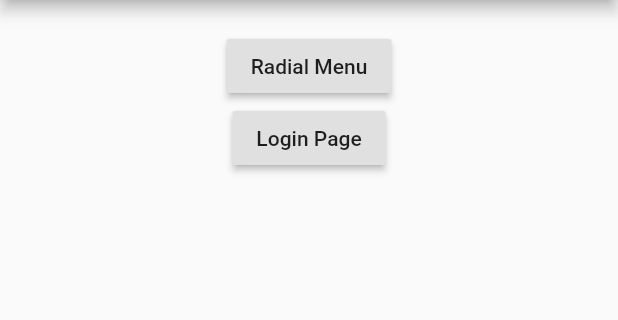
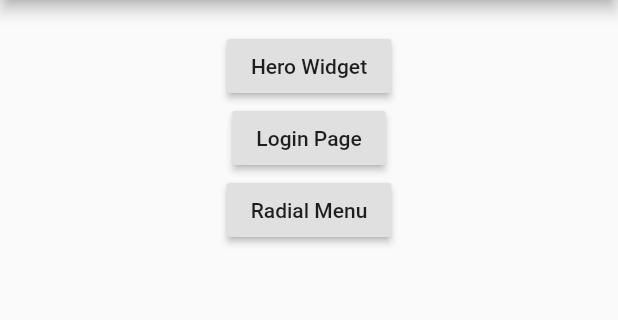
Before and after one commit to wagle04/flutter_animation_examples, a Flutter app: the screen it shows after launch, on a phone screen of 412 x 824 dp, the part 84-404 px from its top. Run offline on Flutter 3.47's test engine with Material 2 defaults, Android fonts, the phone set to English and light mode, and no system bars; our stand-ins replace font_awesome_flutter, google_fonts; Roboto replaces fonts that are missing (Cairo).

Commit message:
hero animation

```diff
--- a/lib/main.dart
+++ b/lib/main.dart
@@ -1,5 +1,6 @@
-import 'package:animationexample/loginpage.dart';
-import 'package:animationexample/radialmenu.dart';
+import 'package:animationexample/herowidget/herofirstpage.dart';
+import 'package:animationexample/loginpage/loginpage.dart';
+import 'package:animationexample/radialmenu/radialmenu.dart';
 import 'package:flutter/material.dart';
 import 'package:google_fonts/google_fonts.dart';
 
@@ -46,22 +47,11 @@ class MainPage extends StatelessWidget {
           padding: EdgeInsets.only(top: 20.0),
           child: Column(
             children: <Widget>[
-              RaisedButton(
-                onPressed: () {
-                  Navigator.push(context, MaterialPageRoute(builder: (context) {
-                    return RadialMenuBody();
-                  }));
-                },
-                child: Text('Radial Menu'),
-              ),
-              RaisedButton(
-                onPressed: () {
-                  Navigator.push(context, MaterialPageRoute(builder: (context) {
-                    return LoginPage();
-                  }));
-                },
-                child: Text('Login Page'),
-              ),
+              SingleRaisedButton(
+                  text: 'Hero Widget', navigateTo: HeroFirstPage()),
+              SingleRaisedButton(text: 'Login Page', navigateTo: LoginPage()),
+              SingleRaisedButton(
+                  text: 'Radial Menu', navigateTo: RadialMenuBody()),
             ],
           ),
         ),
@@ -69,3 +59,23 @@ class MainPage extends StatelessWidget {
     );
   }
 }
+
+// ignore: must_be_immutable
+class SingleRaisedButton extends StatelessWidget {
+  String text;
+  var navigateTo;
+
+  SingleRaisedButton({this.text, this.navigateTo});
+
+  @override
+  Widget build(BuildContext context) {
+    return RaisedButton(
+      onPressed: () {
+        Navigator.push(context, MaterialPageRoute(builder: (context) {
+          return navigateTo;
+        }));
+      },
+      child: Text(text),
+    );
+  }
+}
```
Also changed, not shown: lib/herowidget/herofirstpage.dart (added, +63 -0 lines), lib/herowidget/herosecondpage.dart (added, +61 -0 lines), lib/loginpage/loginpage.dart (renamed from lib/loginpage.dart), lib/radialmenu/radialmenu.dart (renamed from lib/radialmenu.dart).
